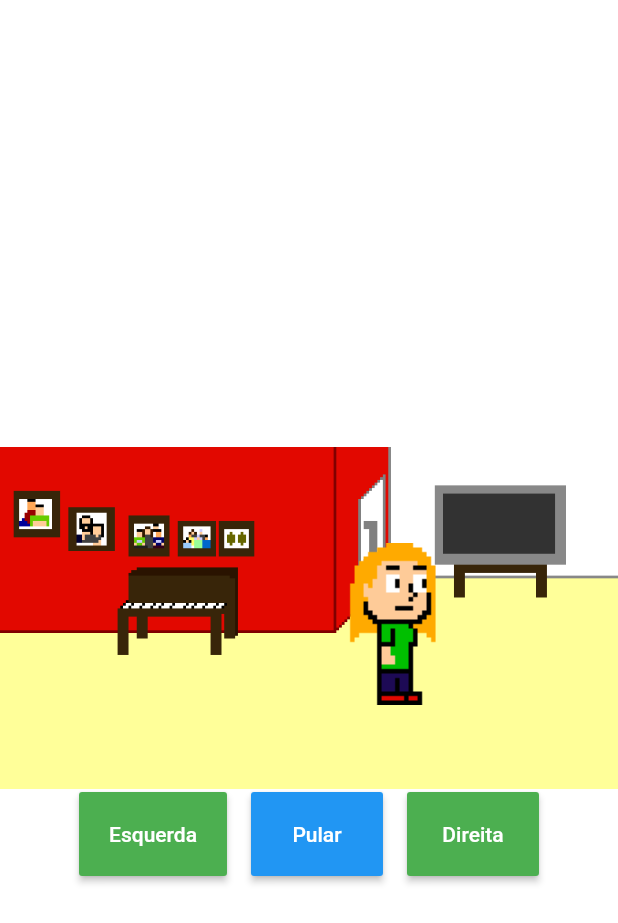
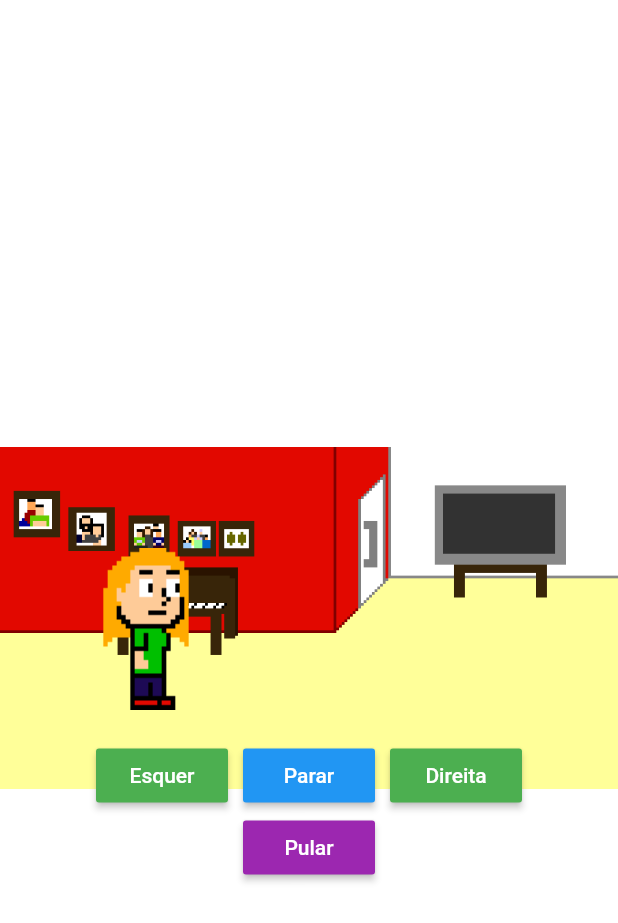
Before and after one commit to Guilherme-Calland/a6_birthday, a Flutter app: the screen it shows after launch, after a tap on "Direita", on a phone screen of 412 x 824 dp. Shown: the top 923 px of the screen. Run offline on Flutter 3.47's test engine with Material 2 defaults, Android fonts, the phone set to English and light mode, and no system bars.

Commit message:
refactoring translations

```diff
--- a/lib/screens/start.screen.dart
+++ b/lib/screens/start.screen.dart
@@ -1,3 +1,5 @@
+import 'package:a6_birthday/widgets/birthday.button.dart';
+import 'package:a6_birthday/widgets/rute.dart';
 import 'package:flutter/material.dart';
 
 class StartScreen extends StatefulWidget {
@@ -7,30 +9,14 @@ class StartScreen extends StatefulWidget {
 
 class _StartScreenState extends State<StartScreen> with TickerProviderStateMixin{
 
-  AnimationController moveAnimationController;
-  Animation moveAnimation;
-
-  @override
-  void initState(){
-    super.initState();
-    moveAnimationController = AnimationController(
-      duration: Duration( seconds: 2 ),
-      vsync: this,
-      value: 0.04
-    );
-    moveAnimation = Tween<double>(
-      begin: -9,
-      end: 612
-    ).animate(moveAnimationController)
-    ..addListener(() {
-      setState(() {});
-     });
-  }
+  AnimationController moveAnimationController, jumpAnimationController;
+  Animation moveAnimation, jumpAnimation;
+  double xPos, yPos, t, d, v = 0;
 
   @override
   Widget build(BuildContext context) {
 
-    double xPos = moveAnimation.value;
+    xPos = moveAnimation.value;
 
     return Container(
       decoration: BoxDecoration(
@@ -42,75 +28,97 @@ class _StartScreenState extends State<StartScreen> with TickerProviderStateMixin
         mainAxisAlignment: MainAxisAlignment.center,
         children: <Widget>[
           SizedBox( height: 130,),
-          Transform.translate(
-            offset: Offset(xPos, 0),
-            child: Rute()
-          ),
-          SizedBox( height: 50,),
+          Rute(xOffset: xPos,),
+          SizedBox( height: 20,),
           Row(
             mainAxisAlignment: MainAxisAlignment.center,
             children: <Widget>[
               BirthdayButton(
-                title: 'Esquerda',
+                title: 'Esquer',
                 color: Colors.green,
                 onPressed: (){
-                  moveAnimationController.reverse();
+                  goLeft();
                 }
               ),
               BirthdayButton(
-                title: 'Pular',
+                title: 'Parar',
                 color: Colors.blue,
                 onPressed: (){
+                  stop();
                 }
               ),
               BirthdayButton(
                 title: 'Direita',
                 color: Colors.green,
                 onPressed: (){
-                  moveAnimationController.forward();
+                  goRight();
                 }
               ),
             ],
           ),
+          BirthdayButton(
+            title: 'Pular',
+            color: Colors.purple,
+            onPressed: (){
+
+            },
+          )
         ],
       ),
     );
   }
-}
 
-class BirthdayButton extends StatelessWidget {
+  void startMoving() {
+    moveAnimationController = AnimationController(
+      duration: Duration( seconds: 4 ),
+      vsync: this,
+      value: 0.05
+    );
+    moveAnimation = Tween<double>(
+      begin: -309,
+      end: 312
+    ).animate(moveAnimationController)
+    ..addListener(() {
+      setState(() {});
+    });
+  }
 
-  String title;
-  Color color;
-  Function onPressed;
+  void goRight() {
+    moveAnimationController.forward();
+  }
 
-  BirthdayButton({this.title, this.color, this.onPressed});
+  void stop() {
+    moveAnimationController.stop();
+  }
+
+  void goLeft() {
+    moveAnimationController.reverse();
+  }
 
   @override
-  Widget build(BuildContext context) {
-    return Padding(
-      padding: EdgeInsets.all(8),
-      child: RaisedButton(
-        padding: EdgeInsets.all(20),
-        color: color,
-        child: Text(
-          title,
-          style: TextStyle(
-            color: Colors.white
-          )
-        ),
-        onPressed: onPressed,
-      )
+  void initState(){
+    super.initState();
+    startMoving();
+    jumpAnimationController = AnimationController(
+      duration: Duration( milliseconds: 500 ),
+      vsync: this,
+      value: 0.00
     );
+    jumpAnimation = Tween<double>(
+      begin: 0,
+      end: 500
+    ).animate(jumpAnimationController)
+    ..addListener(() {
+      setState(() {});
+    });
+
+  }
+
+
+  @override
+  void dispose(){
+    moveAnimationController.dispose();
+    jumpAnimationController.dispose();
+    super.dispose();
   }
 }
-
-class Rute extends StatelessWidget {
-  @override
-  Widget build(BuildContext context) {
-    return Transform.translate(
-      offset: Offset(-300, 0),
-      child: Image.asset('images/rute.right.png'),
-    );
-  }
-}
--- /dev/null
+++ b/lib/widgets/birthday.button.dart
@@ -0,0 +1,26 @@
+import 'package:flutter/material.dart';
+
+class BirthdayButton extends StatelessWidget {
+  String title;
+  Color color;
+  Function onPressed;
+  BirthdayButton({this.title, this.color, this.onPressed});
+
+  @override
+  Widget build(BuildContext context) {
+    return Padding(
+      padding: EdgeInsets.symmetric(horizontal: 5),
+      child: RaisedButton(
+        padding: EdgeInsets.symmetric(horizontal: 20, vertical: 8),
+        color: color,
+        child: Text(
+          title,
+          style: TextStyle(
+            color: Colors.white
+          )
+        ),
+        onPressed: onPressed,
+      )
+    );
+  }
+}
--- /dev/null
+++ b/lib/widgets/rute.dart
@@ -0,0 +1,15 @@
+import 'package:flutter/material.dart';
+
+class Rute extends StatelessWidget {
+  double xOffset, yOffset;
+  Rute({this.xOffset = 0, this.yOffset = 0});
+
+  @override
+  Widget build(BuildContext context) {
+    return Transform.translate(
+      //inicial posiction
+      offset: Offset(xOffset, 0),
+      child: Image.asset('images/rute.right.png'),
+    );
+  }
+}
```
